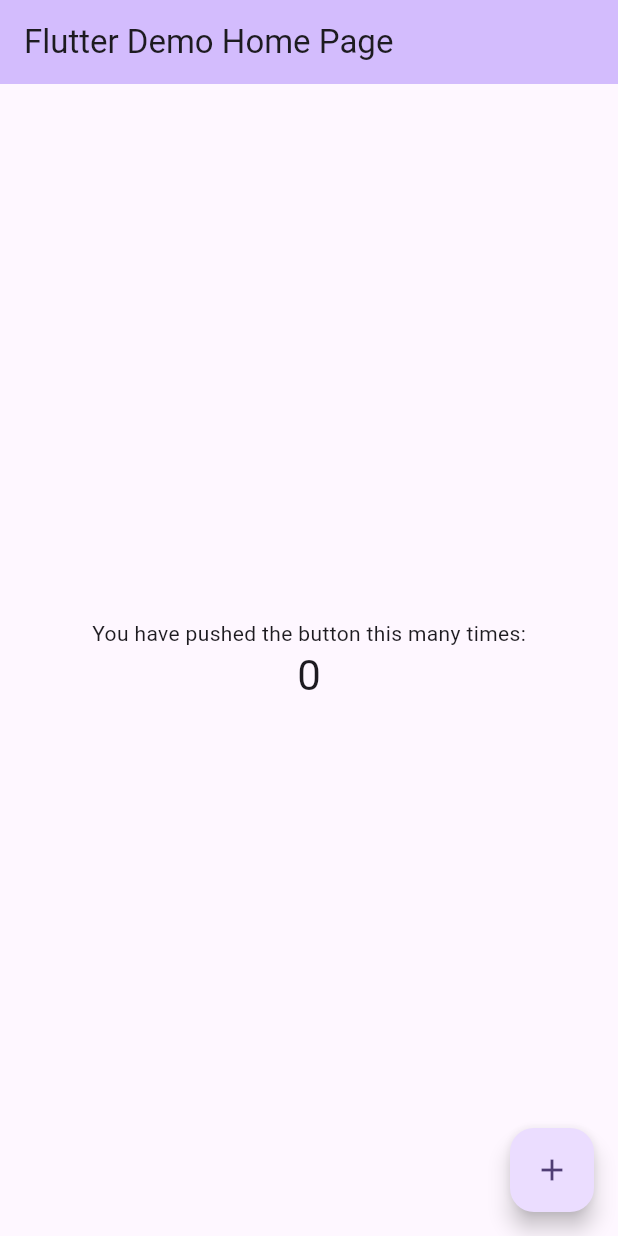
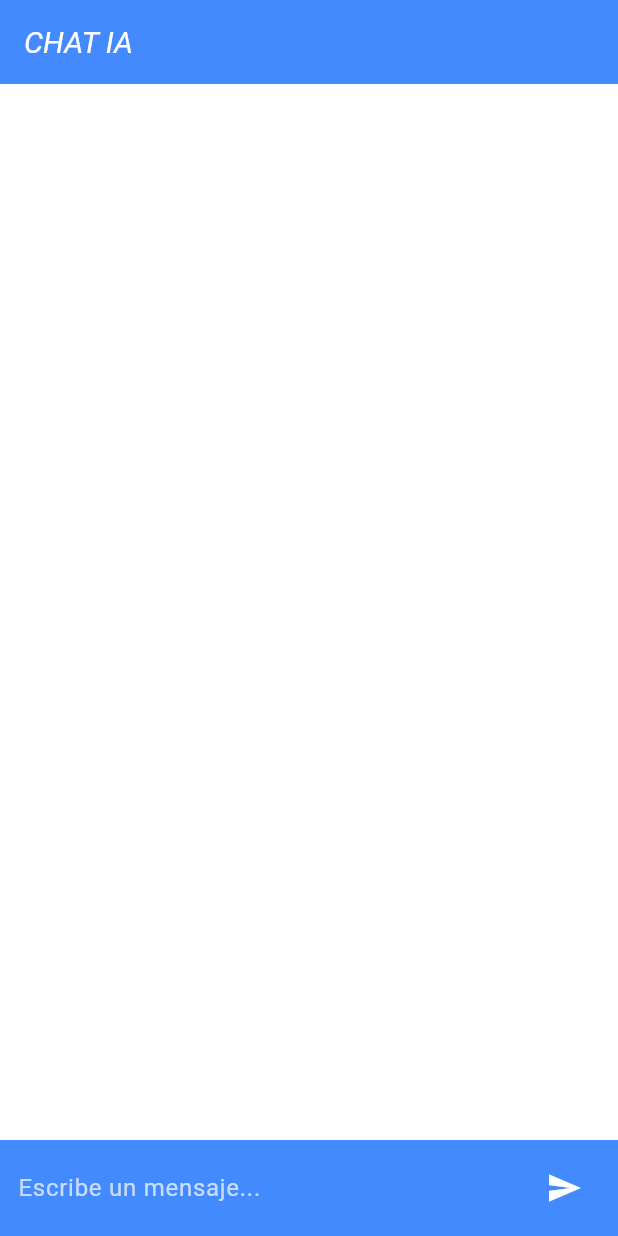
Before and after one commit to julio763284/Aplicativo-Inteligencia_artificial, a Flutter app: the screen it shows after launch, on a phone screen of 412 x 824 dp. Run offline on Flutter 3.47's test engine with Material 3 defaults, Android fonts, the phone set to English and light mode, and no system bars.

Commit message:
Creacion vista Inicial

```diff
--- a/aplicacionsena/lib/main.dart
+++ b/aplicacionsena/lib/main.dart
@@ -1,122 +1,14 @@
 import 'package:flutter/material.dart';
+import 'vistas/Inicio.dart';
+import 'vistas/pantalla_chat.dart';
 
-void main() {
-  runApp(const MyApp());
-}
+void main() => runApp(Chatapp());
 
-class MyApp extends StatelessWidget {
-  const MyApp({super.key});
-
-  // This widget is the root of your application.
-  @override
-  Widget build(BuildContext context) {
-    return MaterialApp(
-      title: 'Flutter Demo',
-      theme: ThemeData(
-        // This is the theme of your application.
-        //
-        // TRY THIS: Try running your application with "flutter run". You'll see
-        // the application has a purple toolbar. Then, without quitting the app,
-        // try changing the seedColor in the colorScheme below to Colors.green
-        // and then invoke "hot reload" (save your changes or press the "hot
-        // reload" button in a Flutter-supported IDE, or press "r" if you used
-        // the command line to start the app).
-        //
-        // Notice that the counter didn't reset back to zero; the application
-        // state is not lost during the reload. To reset the state, use hot
-        // restart instead.
-        //
-        // This works for code too, not just values: Most code changes can be
-        // tested with just a hot reload.
-        colorScheme: ColorScheme.fromSeed(seedColor: Colors.deepPurple),
-      ),
-      home: const MyHomePage(title: 'Flutter Demo Home Page'),
-    );
-  }
-}
-
-class MyHomePage extends StatefulWidget {
-  const MyHomePage({super.key, required this.title});
-
-  // This widget is the home page of your application. It is stateful, meaning
-  // that it has a State object (defined below) that contains fields that affect
-  // how it looks.
-
-  // This class is the configuration for the state. It holds the values (in this
-  // case the title) provided by the parent (in this case the App widget) and
-  // used by the build method of the State. Fields in a Widget subclass are
-  // always marked "final".
-
-  final String title;
-
-  @override
-  State<MyHomePage> createState() => _MyHomePageState();
-}
-
-class _MyHomePageState extends State<MyHomePage> {
-  int _counter = 0;
-
-  void _incrementCounter() {
-    setState(() {
-      // This call to setState tells the Flutter framework that something has
-      // changed in this State, which causes it to rerun the build method below
-      // so that the display can reflect the updated values. If we changed
-      // _counter without calling setState(), then the build method would not be
-      // called again, and so nothing would appear to happen.
-      _counter++;
-    });
-  }
+class Chatapp extends StatelessWidget {
+  const Chatapp({super.key});
 
   @override
   Widget build(BuildContext context) {
-    // This method is rerun every time setState is called, for instance as done
-    // by the _incrementCounter method above.
-    //
-    // The Flutter framework has been optimized to make rerunning build methods
-    // fast, so that you can just rebuild anything that needs updating rather
-    // than having to individually change instances of widgets.
-    return Scaffold(
-      appBar: AppBar(
-        // TRY THIS: Try changing the color here to a specific color (to
-        // Colors.amber, perhaps?) and trigger a hot reload to see the AppBar
-        // change color while the other colors stay the same.
-        backgroundColor: Theme.of(context).colorScheme.inversePrimary,
-        // Here we take the value from the MyHomePage object that was created by
-        // the App.build method, and use it to set our appbar title.
-        title: Text(widget.title),
-      ),
-      body: Center(
-        // Center is a layout widget. It takes a single child and positions it
-        // in the middle of the parent.
-        child: Column(
-          // Column is also a layout widget. It takes a list of children and
-          // arranges them vertically. By default, it sizes itself to fit its
-          // children horizontally, and tries to be as tall as its parent.
-          //
-          // Column has various properties to control how it sizes itself and
-          // how it positions its children. Here we use mainAxisAlignment to
-          // center the children vertically; the main axis here is the vertical
-          // axis because Columns are vertical (the cross axis would be
-          // horizontal).
-          //
-          // TRY THIS: Invoke "debug painting" (choose the "Toggle Debug Paint"
-          // action in the IDE, or press "p" in the console), to see the
-          // wireframe for each widget.
-          mainAxisAlignment: MainAxisAlignment.center,
-          children: <Widget>[
-            const Text('You have pushed the button this many times:'),
-            Text(
-              '$_counter',
-              style: Theme.of(context).textTheme.headlineMedium,
-            ),
-          ],
-        ),
-      ),
-      floatingActionButton: FloatingActionButton(
-        onPressed: _incrementCounter,
-        tooltip: 'Increment',
-        child: const Icon(Icons.add),
-      ), // This trailing comma makes auto-formatting nicer for build methods.
-    );
+    return MaterialApp(home: PantallaChat());
   }
 }
--- /dev/null
+++ b/aplicacionsena/lib/vistas/Inicio.dart
@@ -0,0 +1,13 @@
+import 'package:flutter/material.dart';
+
+class Inicio extends StatelessWidget {
+  const Inicio({super.key});
+
+  @override
+  Widget build(BuildContext context) {
+    return Scaffold(
+      backgroundColor: const Color.fromARGB(255, 0, 0, 0),
+      body: Center(child: Image.asset('assets/logo2.gif', width: 200)),
+    );
+  }
+}
--- /dev/null
+++ b/aplicacionsena/lib/vistas/pantalla_chat.dart
@@ -0,0 +1,50 @@
+import 'package:flutter/material.dart';
+
+class PantallaChat extends StatelessWidget {
+  const PantallaChat({super.key});
+
+  @override
+  Widget build(BuildContext context) {
+    return Scaffold(
+      appBar: AppBar(
+        title: const Text(
+          'CHAT IA',
+          style: TextStyle(
+            fontStyle: FontStyle.italic,
+            fontSize: 20,
+            color: Colors.white,
+          ),
+        ),
+        backgroundColor: Colors.blueAccent,
+      ),
+      body: Column(
+        children: [
+          Expanded(child: Container(color: Colors.white)),
+          Container(
+            color: Colors.blueAccent,
+            padding: const EdgeInsets.symmetric(horizontal: 12, vertical: 8),
+            child: Row(
+              children: [
+                Expanded(
+                  child: TextField(
+                    style: const TextStyle(color: Colors.white),
+                    decoration: InputDecoration(
+                      hintText: 'Escribe un mensaje...',
+                      hintStyle: const TextStyle(color: Colors.white70),
+                      border: InputBorder.none,
+                    ),
+                    cursorColor: Colors.white,
+                  ),
+                ),
+                IconButton(
+                  icon: const Icon(Icons.send, color: Colors.white),
+                  onPressed: () {},
+                ),
+              ],
+            ),
+          ),
+        ],
+      ),
+    );
+  }
+}
--- a/aplicacionsena/pubspec.yaml
+++ b/aplicacionsena/pubspec.yaml
@@ -59,6 +59,8 @@ flutter:
 
   # To add assets to your application, add an assets section, like this:
   # assets:
+  assets:
+    - assets/logo2.gif
   #   - images/a_dot_burr.jpeg
   #   - images/a_dot_ham.jpeg
 
```
Also changed, not shown: aplicacionsena/assets/logo2.gif (added), 2 other files.
